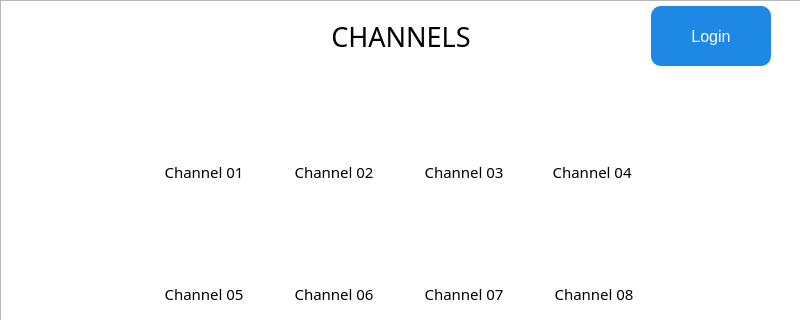
Old version of the form QT_APP/channels.ui in the repository eSpark-Backup/nabilfesal-msm-fw; both pictures show x 0 to 800 and y 0 to 320 of the 800 by 480 pixel window.
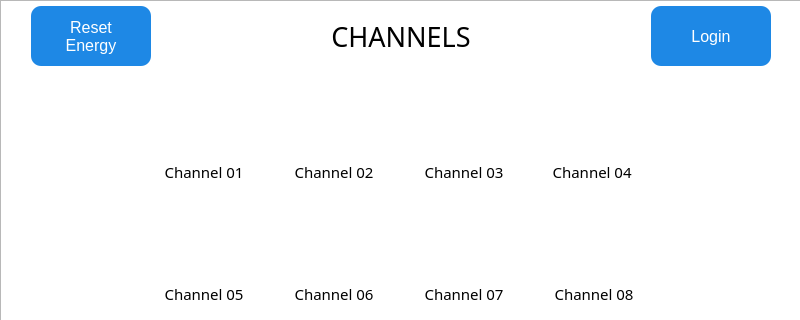
New version of the form. The open tabs and pages were chosen to show the change. Icons and pictures are not drawn.

Commit message: Reset Energy button added

The edit to the form file:
```diff
--- a/QT_APP/channels.ui
+++ b/QT_APP/channels.ui
@@ -147,26 +147,59 @@
              <number>0</number>
             </property>
             <property name="leftMargin">
-             <number>60</number>
+             <number>30</number>
             </property>
             <property name="rightMargin">
              <number>30</number>
             </property>
             <item>
-             <spacer name="horizontalSpacer">
-              <property name="orientation">
-               <enum>Qt::Horizontal</enum>
+             <widget class="QPushButton" name="resetEnergy_Btn">
+              <property name="sizePolicy">
+               <sizepolicy hsizetype="Fixed" vsizetype="Fixed">
+                <horstretch>0</horstretch>
+                <verstretch>0</verstretch>
+               </sizepolicy>
               </property>
-              <property name="sizeType">
-               <enum>QSizePolicy::Fixed</enum>
+              <property name="minimumSize">
+               <size>
+                <width>120</width>
+                <height>60</height>
+               </size>
               </property>
-              <property name="sizeHint" stdset="0">
+              <property name="maximumSize">
                <size>
-                <width>90</width>
-                <height>20</height>
+                <width>120</width>
+                <height>60</height>
                </size>
               </property>
-             </spacer>
+              <property name="styleSheet">
+               <string notr="true">QPushButton {
+    background-color: #1E88E5;   /* Blue */
+    color: white;               /* White text */
+    border: none;               /* No border line */
+    border-radius: 10px;        /* Rounded corners */
+    padding: 6px 20px;          /* Spacing inside */
+    font-size: 16px;            /* Font size */
+}
+
+QPushButton:hover {
+    background-color: #1565C0;  /* Darker blue on hover */
+}
+
+QPushButton:pressed {
+    background-color: #0D47A1;  /* Darkest blue when pressed */
+}
+QPushButton:focus {
+    outline: none;                 /* Remove dotted border */
+    background-color: #074475;     /* Brighter blue highlight */
+    border: 2px solid black;       /* White glow/border */
+}</string>
+              </property>
+              <property name="text">
+               <string>Reset
+Energy</string>
+              </property>
+             </widget>
             </item>
             <item>
              <widget class="QLabel" name="label_11">
```
Left out of the diff: 4 changed lines with no effect on the pictures. The commit also changes 3 other files.
